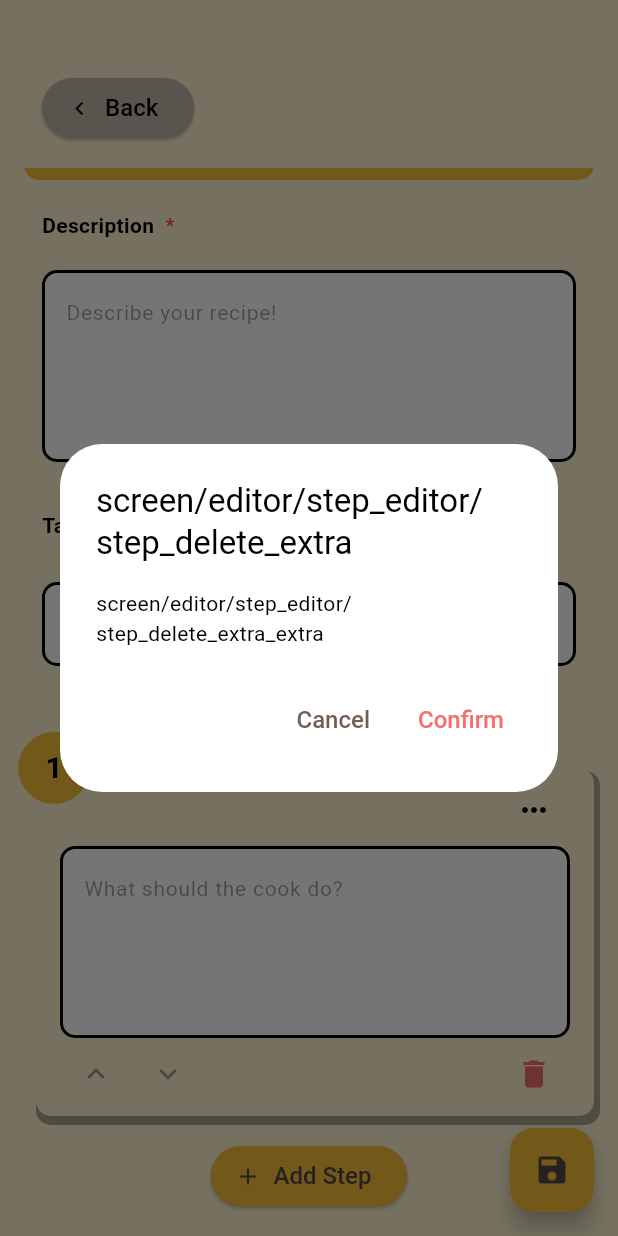
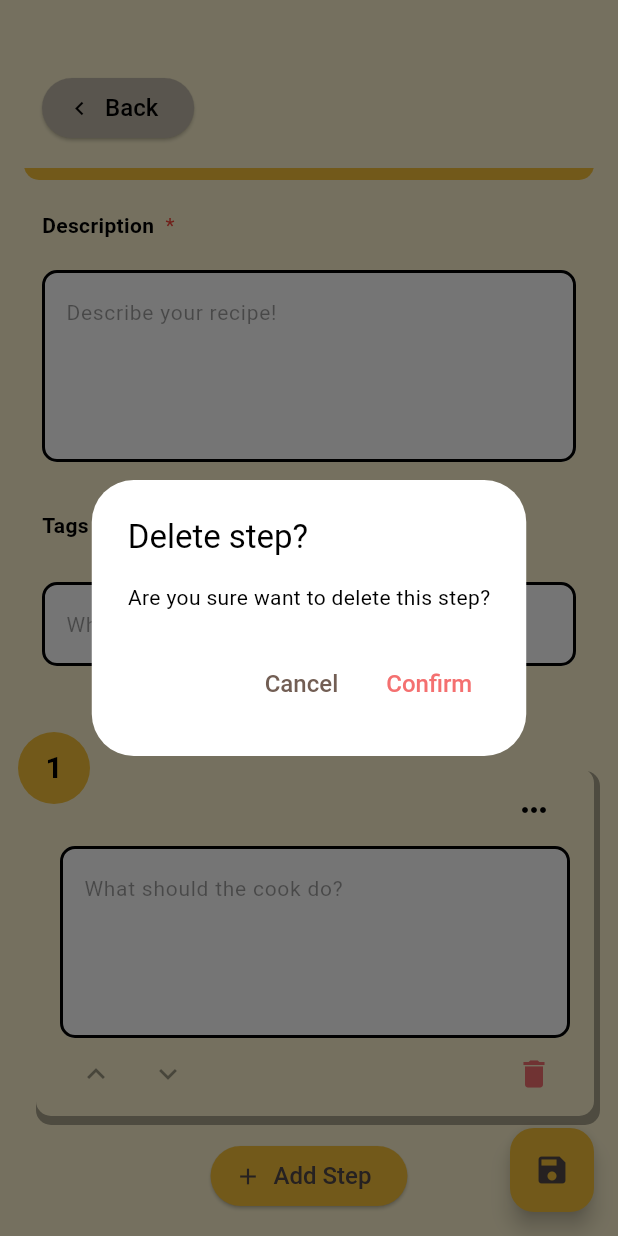
Before and after one commit to DavinTristanIeson/Semester5-PAMBE-AC-IFA, a Flutter app: the RecipeEditorScreenForm screen opened directly with empty values, scrolled down 576 dp, after a tap on the "delete" icon, on a phone screen of 412 x 824 dp. Run offline on Flutter 3.47's test engine with Material 3 defaults, Android fonts, the phone set to English and light mode, and no system bars; drawn by our look-alikes of reactive_forms; our stand-ins replace cached_network_image, cloud_firestore, device_info_plus, firebase_auth, firebase_core, firebase_storage and 7 more; accounts and stored records are empty; generated files the repository leaves out were written again; network calls fail; statements that could not run were skipped.

Commit message:
fix: guest trending search
fix: bind error for tags input

fix: fix locale issues

```diff
--- a/assets/i18n/en_US.json
+++ b/assets/i18n/en_US.json
@@ -46,6 +46,7 @@
   "validation/password_confirmation_mismatch": "Password confirmation must be the same as password.",
   "validation/email": "Field must contain a valid email address.",
   "validation/image_required": "Image is required.",
+  "validation/min_count": "Field must contain at least %s item(s)!",
 
   "components/app/confirmation/confirm": "Confirm",
   "components/app/confirmation/cancel": "Cancel",
--- a/assets/i18n/id_ID.json
+++ b/assets/i18n/id_ID.json
@@ -46,6 +46,7 @@
   "validation/password_confirmation_mismatch": "Konfirmasi kata sandi harus sama dengan kata sandi.",
   "validation/email": "Input harus mengandung email yang valid.",
   "validation/image_required": "Foto diperlukan.",
+  "validation/min_count": "Input harus mengandung minimal %s item!",
 
   "components/app/confirmation/confirm": "Konfirmasi",
   "components/app/confirmation/cancel": "Batal",
--- a/lib/common/validation.dart
+++ b/lib/common/validation.dart
@@ -24,6 +24,8 @@ class AcReactiveFormConfig extends StatelessWidget {
         ValidationMessage.email: (error) => "validation/email".i18n(),
         AcValidationMessage.imageRequired: (error) =>
             "validation/image_required".i18n(),
+        AcValidationMessage.minCount: (minCount) =>
+            "validation/min_count".i18n([minCount.toString()])
       },
       child: child,
     );
--- a/lib/components/field/tags.dart
+++ b/lib/components/field/tags.dart
@@ -95,6 +95,11 @@ class AcTagsInput extends StatelessWidget {
         placeholder: placeholder,
         value: '',
         onChanged: null,
+        onFocusChange: (controller, focus) {
+          if (!focus.hasFocus) {
+            controller.clear();
+          }
+        },
         onSubmitted: (controller, textValue) {
           final tag = processTag(textValue);
           controller.clear();
--- a/lib/components/field/text_input.dart
+++ b/lib/components/field/text_input.dart
@@ -33,13 +33,16 @@ class _TextFieldValueProviderState extends State<TextFieldValueProvider> {
   }
 }
 
-class BoxTextInput extends StatelessWidget {
+class BoxTextInput extends StatefulWidget {
   final String? placeholder;
   final String? value;
   final void Function(TextEditingController controller, String? value)?
       onChanged;
   final void Function(TextEditingController controller, String value)?
       onSubmitted;
+  final void Function(TextEditingController controller)? onEditingComplete;
+  final void Function(TextEditingController controller, FocusNode focus)?
+      onFocusChange;
   final bool multiline;
   final bool obscureText;
   const BoxTextInput({
@@ -50,26 +53,51 @@ class BoxTextInput extends StatelessWidget {
     this.multiline = false,
     this.obscureText = false,
     this.onSubmitted,
+    this.onEditingComplete,
+    this.onFocusChange,
   });
 
   @override
+  State<BoxTextInput> createState() => _BoxTextInputState();
+}
+
+class _BoxTextInputState extends State<BoxTextInput> {
+  late final TextEditingController _controller;
+  late final FocusNode _focus;
+  @override
+  void initState() {
+    super.initState();
+    _controller = TextEditingController(text: widget.value);
+    _focus = FocusNode();
+    _focus.addListener(() {
+      widget.onFocusChange?.call(_controller, _focus);
+    });
+  }
+
+  @override
+  void dispose() {
+    super.dispose();
+    _focus.dispose();
+    _controller.dispose();
+  }
+
+  @override
   Widget build(BuildContext context) {
-    return TextFieldValueProvider(
-      value: value,
-      builder: (context, controller) => TextField(
-        decoration: AcInputBorderFactory(context, AcInputBorderType.outline)
-            .decorate(InputDecoration(
-                fillColor: AcColors.white,
-                filled: true,
-                hintText: placeholder,
-                hintStyle: AcTypography.placeholder)),
-        controller: controller,
-        obscureText: obscureText,
-        maxLines: multiline ? null : 1,
-        minLines: multiline ? 4 : null,
-        onChanged: (value) => onChanged?.call(controller, value),
-        onSubmitted: (value) => onSubmitted?.call(controller, value),
-      ),
+    return TextField(
+      decoration: AcInputBorderFactory(context, AcInputBorderType.outline)
+          .decorate(InputDecoration(
+              fillColor: AcColors.white,
+              filled: true,
+              hintText: widget.placeholder,
+              hintStyle: AcTypography.placeholder)),
+      controller: _controller,
+      focusNode: _focus,
+      obscureText: widget.obscureText,
+      maxLines: widget.multiline ? null : 1,
+      minLines: widget.multiline ? 4 : null,
+      onChanged: (value) => widget.onChanged?.call(_controller, value),
+      onSubmitted: (value) => widget.onSubmitted?.call(_controller, value),
+      onEditingComplete: () => widget.onEditingComplete?.call(_controller),
     );
   }
 }
--- a/lib/pages/editor/form.dart
+++ b/lib/pages/editor/form.dart
@@ -89,7 +89,7 @@ class _RecipeEditorScreenFormState extends State<RecipeEditorScreenForm> {
     final controller = context.read<LocalRecipeController>();
     final messenger = AcSnackbarMessenger.of(context);
     if (form.invalid) {
-      messenger.sendError("screen/editor/form/resolve_all_erorrs".i18n());
+      messenger.sendError("errors/resolve_all_errors".i18n());
       return;
     }
 
--- a/lib/pages/editor/step_editor.dart
+++ b/lib/pages/editor/step_editor.dart
@@ -237,13 +237,13 @@ class _RecipeStepEditorFieldWrapper extends StatelessWidget {
     return Row(
       children: [
         Tooltip(
-          message: "screen/editor/step_editor/step_up",
+          message: "screen/editor/step_editor/step_up".i18n(),
           child: IconButton(
               onPressed: index == 0 ? null : () => shiftFormItemUp(controller),
               icon: const Icon(Icons.keyboard_arrow_up)),
         ),
         Tooltip(
-          message: "screen/editor/step_editor/step_down",
+          message: "screen/editor/step_editor/step_down".i18n(),
           child: IconButton(
               onPressed: index == formArray.controls.length - 1
                   ? null
@@ -252,7 +252,7 @@ class _RecipeStepEditorFieldWrapper extends StatelessWidget {
         ),
         const Spacer(),
         Tooltip(
-          message: "screen/editor/step_editor/step_delete",
+          message: "screen/editor/step_editor/step_delete".i18n(),
           child: IconButton(
               onPressed: () {
                 showDialog(
@@ -263,9 +263,11 @@ class _RecipeStepEditorFieldWrapper extends StatelessWidget {
                             removeFormItem(controller);
                           },
                           title: Either.right(
-                              "screen/editor/step_editor/step_delete_extra"),
+                              "screen/editor/step_editor/step_delete_extra"
+                                  .i18n()),
                           message: Either.right(
-                              "screen/editor/step_editor/step_delete_extra_extra"),
+                              "screen/editor/step_editor/step_delete_extra_extra"
+                                  .i18n()),
                           context: context);
                     });
               },
--- a/lib/pages/editor/title.dart
+++ b/lib/pages/editor/title.dart
@@ -95,6 +95,7 @@ class RecipeDetailsEditor extends StatelessWidget {
             onChanged: (value) {
               control.value = value;
             },
+            error: ReactiveFormConfig.of(context)?.translateAny(control.errors),
             placeholder: "Which tags suit your recipe?",
             value: control.value!,
             canMutate: false,
--- a/lib/pages/home/guest.dart
+++ b/lib/pages/home/guest.dart
@@ -2,8 +2,6 @@ import 'package:flutter/material.dart';
 import 'package:localization/localization.dart';
 import 'package:pambe_ac_ifa/common/constants.dart';
 import 'package:pambe_ac_ifa/common/extensions.dart';
-import 'package:pambe_ac_ifa/database/interfaces/recipe.dart';
-import 'package:pambe_ac_ifa/models/container.dart';
 import 'package:pambe_ac_ifa/pages/home/components/sections.dart';
 import 'package:pambe_ac_ifa/pages/login/login.dart';
 import 'package:pambe_ac_ifa/pages/login/register.dart';
@@ -87,8 +85,7 @@ class GuestHomeScreen extends StatelessWidget {
           IconButton(
               onPressed: () {
                 context.navigator.push(MaterialPageRoute(builder: (context) {
-                  return SearchScreen(
-                      sortBy: SortBy.descending(RecipeSortBy.ratings));
+                  return const SearchScreen();
                 }));
               },
               icon: const Icon(Icons.search)),
```
Also changed, not shown: 1 other file.
